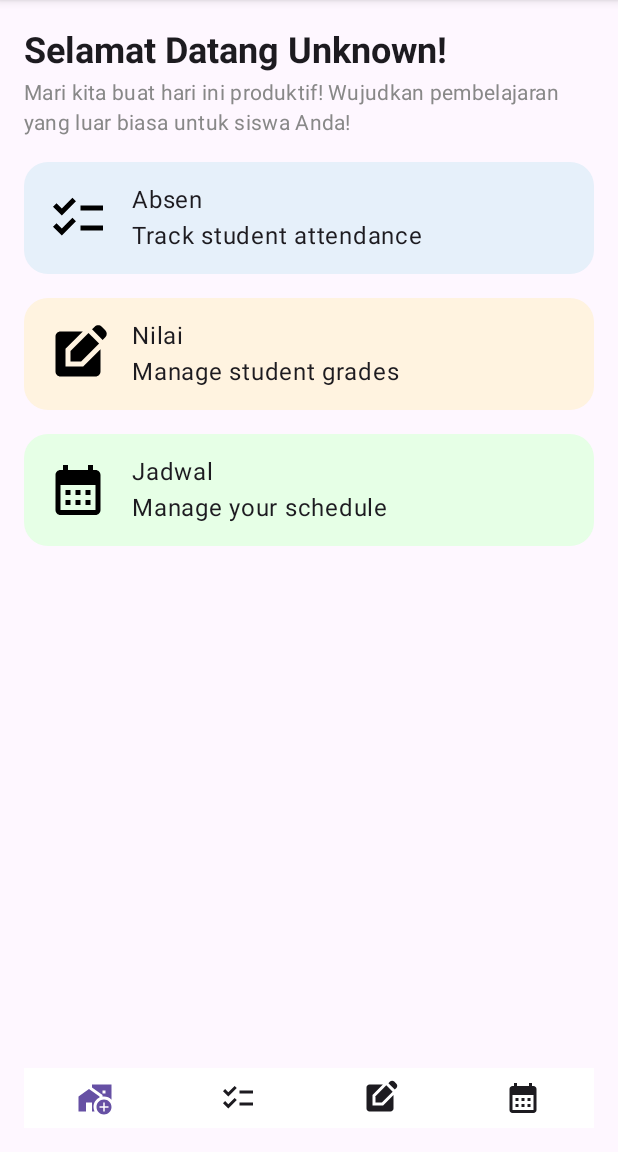
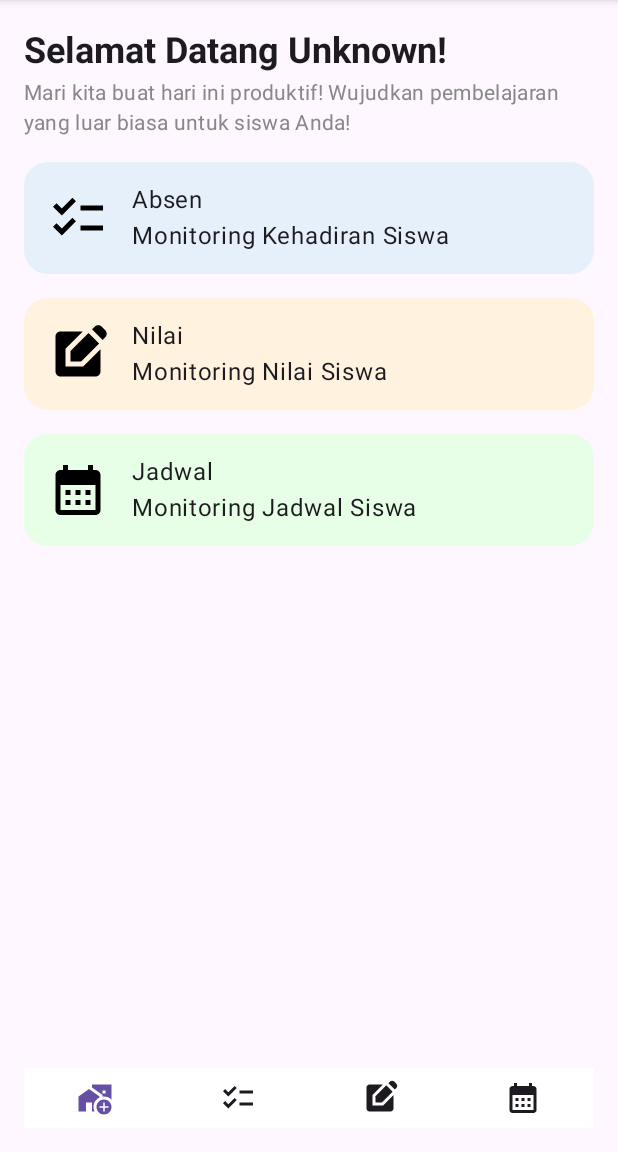
Before and after one commit to tridya/LearnSphereApp2, an Android app built with Jetpack Compose: the home_guru screen opened through its navigation route, on a phone screen of 412 x 824 dp, the part 84-1236 px from its top. Run offline under Robolectric (Android 15) with nearby library versions, the phone set to English and light mode, and no system bars.

Commit message:
Update tampilan2

```diff
--- a/app/src/main/java/com/example/learnsphereapp2/ui/guru/HomeScreenGuru.kt
+++ b/app/src/main/java/com/example/learnsphereapp2/ui/guru/HomeScreenGuru.kt
@@ -81,7 +81,7 @@ fun HomeScreenGuru(
                 )
                 Spacer(modifier = Modifier.width(16.dp))
                 Text(
-                    text = "Absen\nTrack student attendance",
+                    text = "Absen\nMonitoring Kehadiran Siswa",
                     style = MaterialTheme.typography.bodyLarge.copy(fontSize = 16.sp)
                 )
             }
@@ -110,7 +110,7 @@ fun HomeScreenGuru(
                 )
                 Spacer(modifier = Modifier.width(16.dp))
                 Text(
-                    text = "Nilai\nManage student grades",
+                    text = "Nilai\nMonitoring Nilai Siswa",
                     style = MaterialTheme.typography.bodyLarge.copy(fontSize = 16.sp)
                 )
             }
@@ -139,7 +139,7 @@ fun HomeScreenGuru(
                 )
                 Spacer(modifier = Modifier.width(16.dp))
                 Text(
-                    text = "Jadwal\nManage your schedule",
+                    text = "Jadwal\nMonitoring Jadwal Siswa",
                     style = MaterialTheme.typography.bodyLarge.copy(fontSize = 16.sp)
                 )
             }
```
Also changed, not shown: app/src/main/java/com/example/learnsphereapp2/ui/guru/AbsensiScreenGuru.kt (+45 -8 lines).
